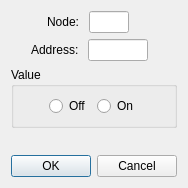
sanny32/OpenModScan, file modscan64/dialogwritecoilregister.ui: the form before one commit.
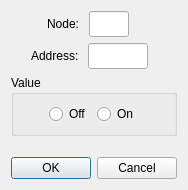
The form after the commit. Custom widgets are drawn as their Qt base class.

Commit message: Correct dialog view (linux)

```diff
--- a/modscan64/dialogwritecoilregister.ui
+++ b/modscan64/dialogwritecoilregister.ui
@@ -7,7 +7,7 @@
     <x>0</x>
     <y>0</y>
     <width>184</width>
-    <height>188</height>
+    <height>190</height>
    </rect>
   </property>
   <property name="windowTitle">
@@ -47,6 +47,12 @@
          <verstretch>0</verstretch>
         </sizepolicy>
        </property>
+       <property name="minimumSize">
+        <size>
+         <width>0</width>
+         <height>26</height>
+        </size>
+       </property>
        <property name="maximumSize">
         <size>
          <width>40</width>
@@ -103,6 +109,12 @@
          <verstretch>0</verstretch>
         </sizepolicy>
        </property>
+       <property name="minimumSize">
+        <size>
+         <width>0</width>
+         <height>26</height>
+        </size>
+       </property>
        <property name="maximumSize">
         <size>
          <width>60</width>
```
The commit also changes 2 other files.
